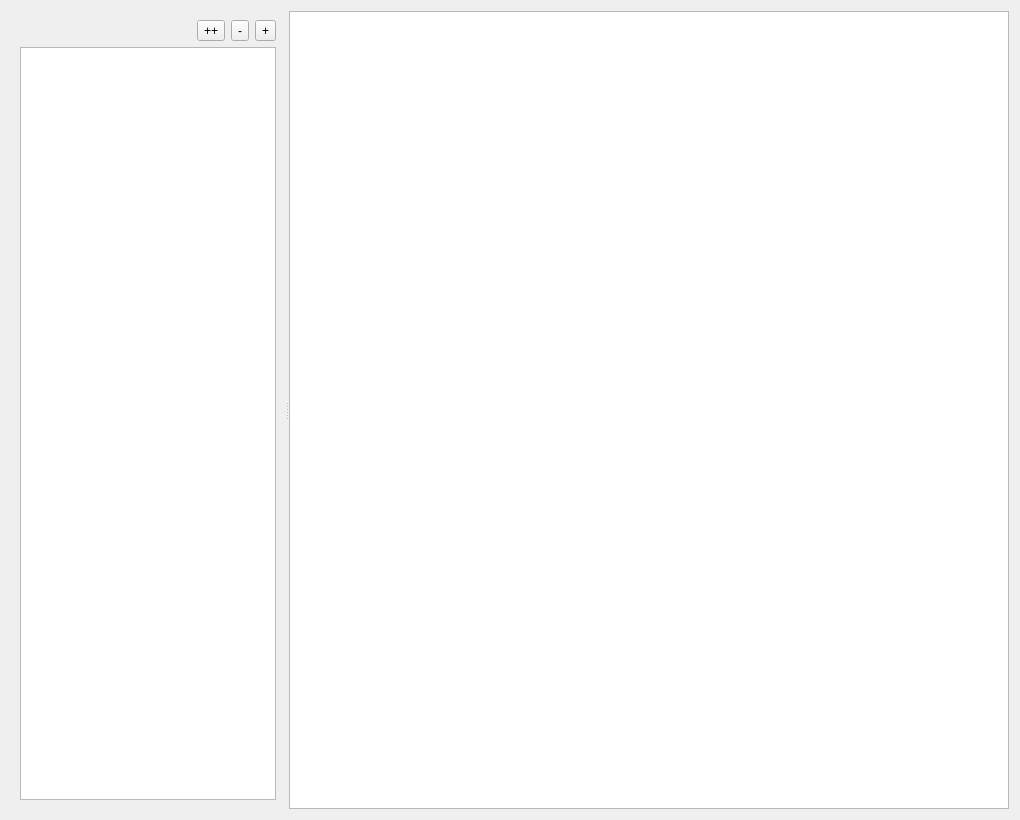
This is resources/ui/environment_configuration_dialog.ui in namuan/http-rider as Qt 5 draws it before an edit. The edited form follows.
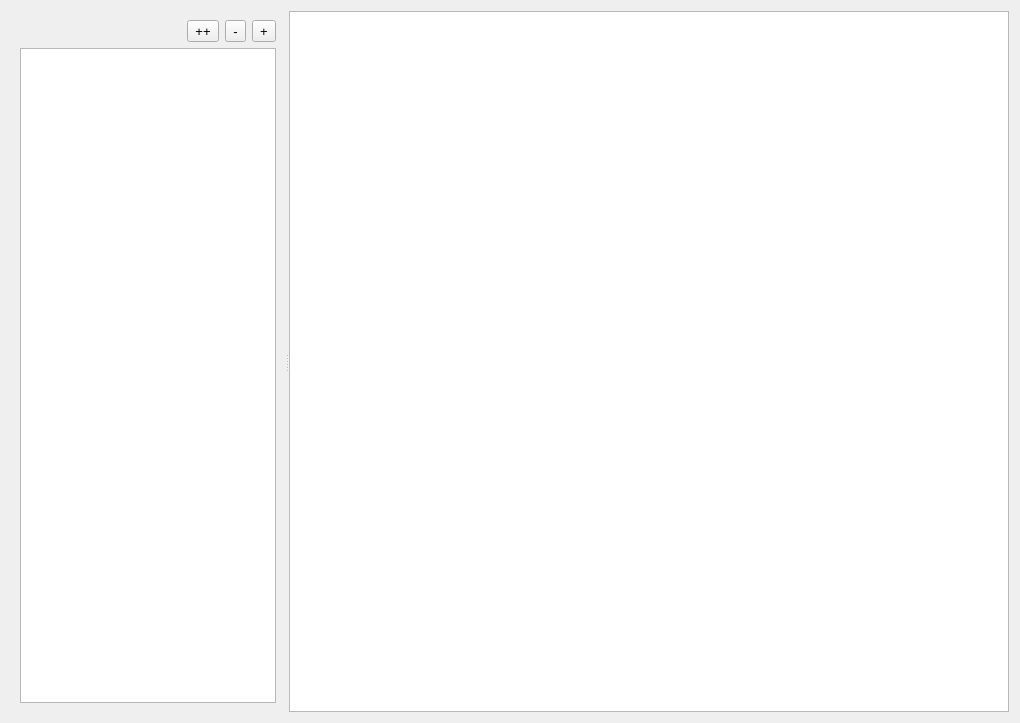
This is the edited form.

Commit message: [Feature] Added Raw Request/Response rendering [Improv] Refactored more files to absolute imports [Improv] Changed font size to 10

```diff
--- a/resources/ui/environment_configuration_dialog.ui
+++ b/resources/ui/environment_configuration_dialog.ui
@@ -10,9 +10,14 @@
     <x>0</x>
     <y>0</y>
     <width>1020</width>
-    <height>820</height>
+    <height>723</height>
    </rect>
   </property>
+  <property name="font">
+   <font>
+    <pointsize>10</pointsize>
+   </font>
+  </property>
   <property name="windowTitle">
    <string>Environments</string>
   </property>
```
The commit also changes 56 other files.
